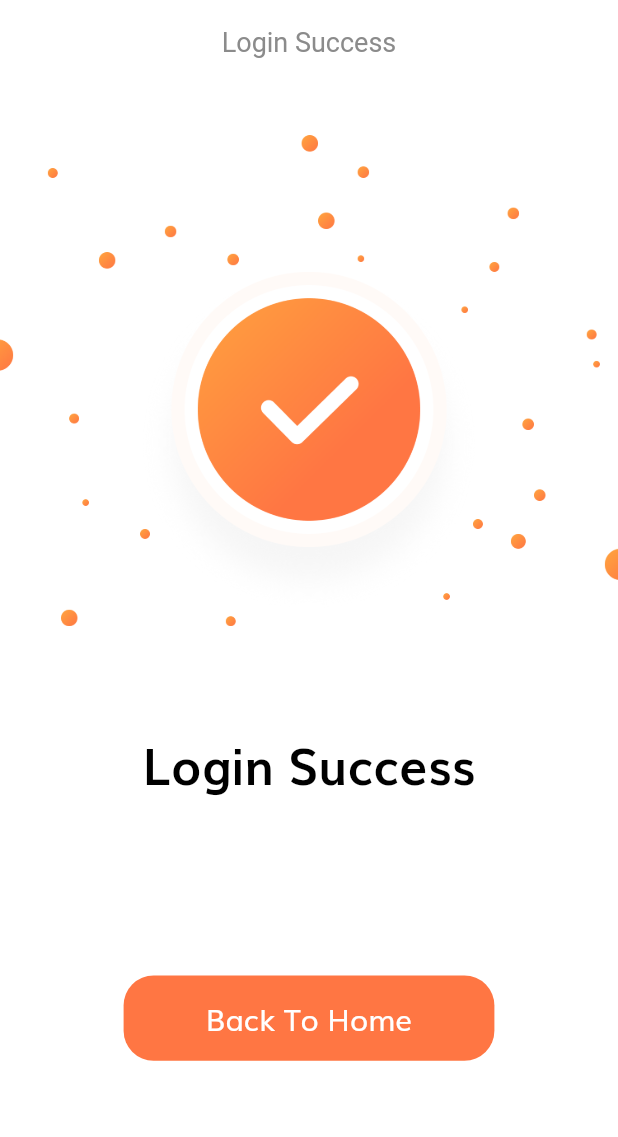
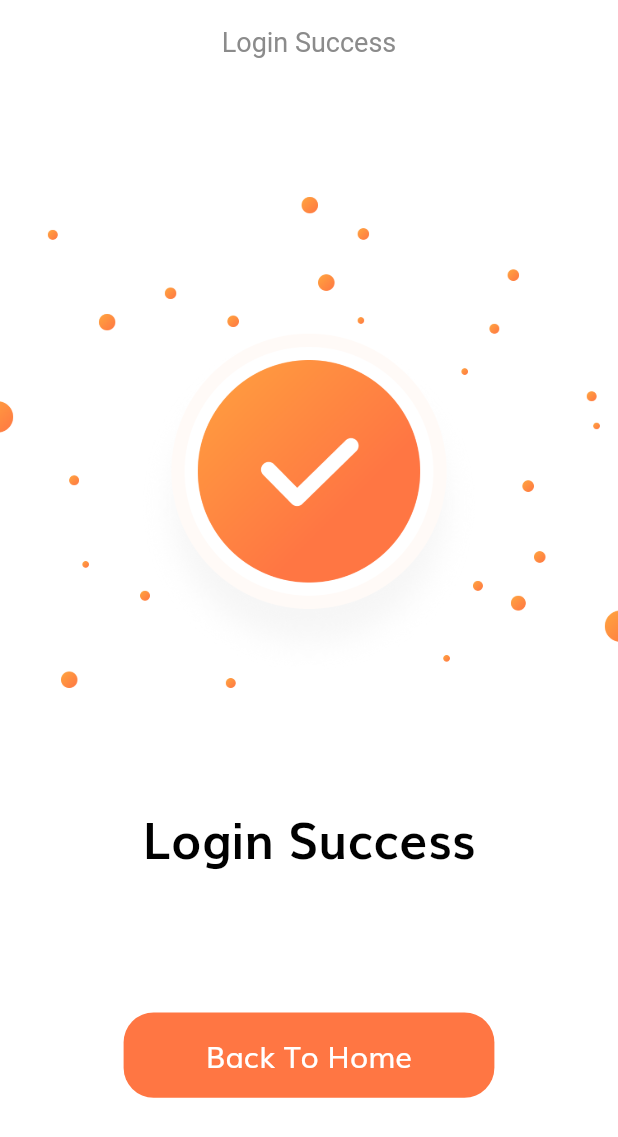
Before and after one commit to Shohanurcsevu/ecommerce, a Flutter app: the LoginSuccessScreen screen opened by its route, on a phone screen of 412 x 824 dp. Shown: the top 1137 px of the screen. Run offline on Flutter 3.47's test engine with Material 2 defaults, Android fonts, the phone set to English and light mode, and no system bars; our stand-ins replace flutter_svg.

Commit message:
slight_changr

```diff
--- a/lib/screens/login_success/components/login_success_screen_body.dart
+++ b/lib/screens/login_success/components/login_success_screen_body.dart
@@ -12,10 +12,10 @@ class LoginSucessScreenBody extends StatelessWidget {
         ),
         Image.asset(
           "assets/images/success.png",
-          height: SizeConfig.screenHeight * 0.4,
+          height: SizeConfig.screenHeight * 0.5,
         ),
         SizedBox(
-          height: SizeConfig.screenHeight * 0.08,
+          height: SizeConfig.screenHeight * 0.04,
         ),
         Text(
           "Login Success",
```
